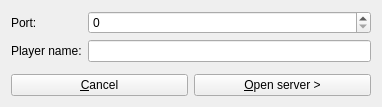
This is classes/mdisubwindows/tictactoe/tictactoe_lan_server_settings_mdisubwindow.ui in davipari95/BoardGamesQt as Qt 5 draws it before an edit. The edited form follows.
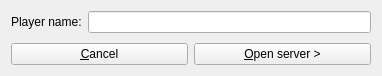
This is the edited form.

Commit message: Continuing develop client-server comunication.

Patch:
```diff
--- a/classes/mdisubwindows/tictactoe/tictactoe_lan_server_settings_mdisubwindow.ui
+++ b/classes/mdisubwindows/tictactoe/tictactoe_lan_server_settings_mdisubwindow.ui
@@ -7,7 +7,7 @@
     <x>0</x>
     <y>0</y>
     <width>382</width>
-    <height>107</height>
+    <height>76</height>
    </rect>
   </property>
   <property name="windowTitle">
@@ -17,23 +17,13 @@
    <item>
     <layout class="QFormLayout" name="formLayout">
      <item row="0" column="0">
-      <widget class="QLabel" name="label">
-       <property name="text">
-        <string>Port:</string>
-       </property>
-      </widget>
-     </item>
-     <item row="0" column="1">
-      <widget class="QSpinBox" name="portNumberSpinBox"/>
-     </item>
-     <item row="1" column="0">
       <widget class="QLabel" name="label_2">
        <property name="text">
         <string>Player name:</string>
        </property>
       </widget>
      </item>
-     <item row="1" column="1">
+     <item row="0" column="1">
       <widget class="QLineEdit" name="playerNameLineEdit"/>
      </item>
     </layout>
```
The commit also changes 11 other files.
